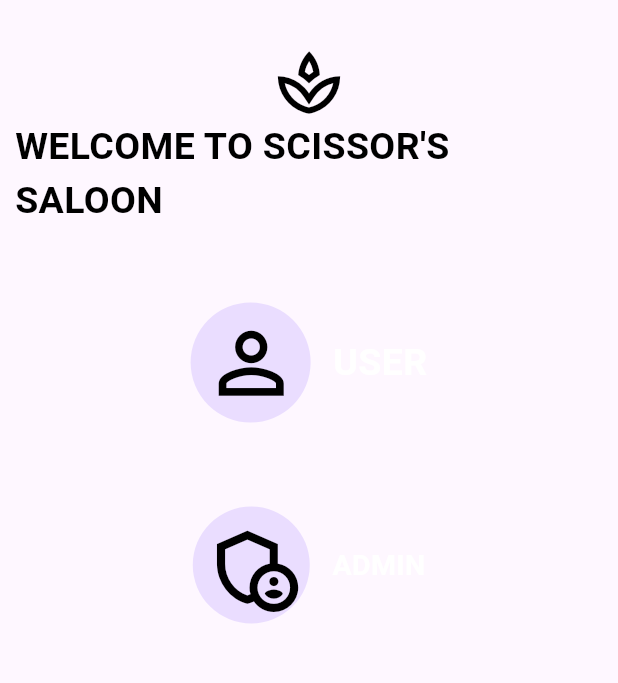
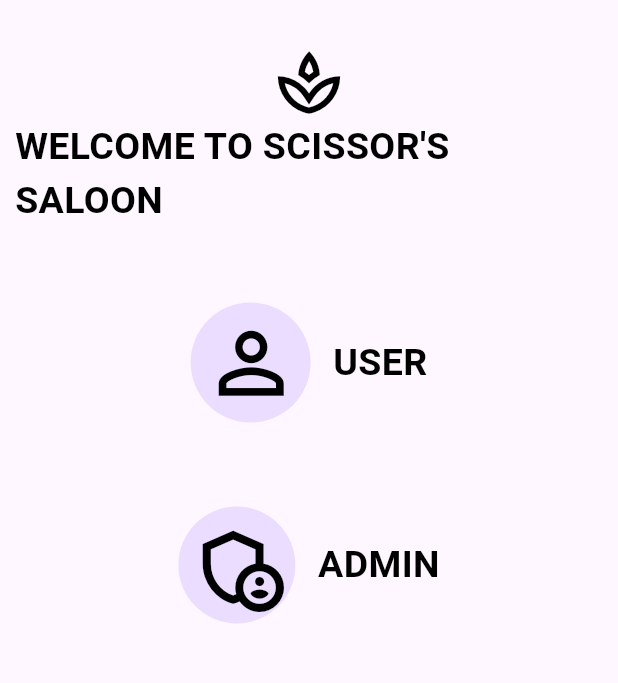
Before and after one commit to manojprabhakar24/project_final, a Flutter app: the screen it shows after launch, on a phone screen of 412 x 824 dp, the part 209-892 px from its top. Run offline on Flutter 3.47's test engine with Material 3 defaults, Android fonts, the phone set to English and light mode, and no system bars; our stand-ins replace cloud_firestore, firebase_auth, firebase_core, google_fonts, image_picker, rxdart; accounts and stored records are empty.

Commit message:
pending in history,setting

```diff
--- a/lib/AdminPanel/screens/settings.dart
+++ b/lib/AdminPanel/screens/settings.dart
@@ -1,8 +1,5 @@
 
-import 'package:flutter/cupertino.dart';
 import 'package:flutter/material.dart';
-
-
 import 'adminscreen.dart';
 
 class Setting extends StatefulWidget {
@@ -21,7 +18,7 @@ class _SettingState extends State<Setting> {
   ButtonStyle getStylistButtonStyle(int stylistId) {
     return selectedStylist == stylistId
         ? ElevatedButton.styleFrom(
-      primary: Colors.blueAccent, // Change to red when selected
+      primary: Colors.blueAccent,
     )
         : selectedButtonStyle;
   }
--- a/lib/Screens/BookingPage/stylist.dart
+++ b/lib/Screens/BookingPage/stylist.dart
@@ -45,7 +45,7 @@ class MyApp1 extends StatelessWidget {
                             Padding(padding: EdgeInsets.only(left: 30)),
                             ClipRRect(
                               child: Image.asset(
-                                "assets/scissors1removebg.png",
+                                'assets/Scissors-image-remove.png',
                                 height: 80,
                                 width: 80,
                               ),
--- a/lib/Screens/LandingScreen/user.dart
+++ b/lib/Screens/LandingScreen/user.dart
@@ -73,7 +73,7 @@ class WelcomeScreen extends StatelessWidget {
                       SizedBox(width: 15,),
                       Text(
                         "USER",
-                        style: TextStyle(color: Colors.white, fontSize: 25, fontWeight: FontWeight.bold),
+                        style: TextStyle(color: Colors.black, fontSize: 25, fontWeight: FontWeight.bold),
                       ),
 
                     ],
@@ -103,7 +103,7 @@ class WelcomeScreen extends StatelessWidget {
                       SizedBox(width: 15,),
                       Text(
                         "ADMIN",
-                        style: TextStyle(color: Colors.white, fontSize: 19, fontWeight: FontWeight.bold),
+                        style: TextStyle(color: Colors.black, fontSize: 25, fontWeight: FontWeight.bold),
                       ),
 
 
--- a/lib/SplashScreen/splash.dart
+++ b/lib/SplashScreen/splash.dart
@@ -57,7 +57,7 @@ class _CustomSplashScreenState extends State<CustomSplashScreen>
   @override
   Widget build(BuildContext context) {
     String assetsPath = "assets/Scissors-image-remove.png";
-    Color assetsColor = Colors.white;
+    Color assetsColor = Colors.greenAccent;
 
 
     return MaterialApp(
@@ -66,13 +66,19 @@ class _CustomSplashScreenState extends State<CustomSplashScreen>
 
         body: Stack(
           children: [
-            Image.asset(
-              "assets/first.jpg", // Replace with your image asset path
-              fit: BoxFit.cover,
-              width: double.infinity,
-              height: double.infinity,
-            ),
-            Center(
+        Container(
+        decoration: BoxDecoration(
+        image: DecorationImage(
+            image: AssetImage('assets/background.jpg'),
+        fit: BoxFit.cover,
+      ),
+    ),
+    ),
+    Container(
+    decoration: BoxDecoration(
+    color: Color.fromRGBO(255, 255, 255, 0.8),
+    ),
+            child: Center(
               child: ScaleTransition(
                 scale: _scaleAnimation,
                 child: FadeTransition(
@@ -107,7 +113,7 @@ class _CustomSplashScreenState extends State<CustomSplashScreen>
                 ),
               ),
             ),
-          ],
+    )],
         ),
       ),
     );
--- a/lib/models/stylist_data.dart
+++ b/lib/models/stylist_data.dart
@@ -6,7 +6,7 @@ const stylistData = [
     'Description': 'Friends come and go, but a good hairstylist is forever.',
     'rating': '4.8',
     'rateAmount': '56',
-    'imgPth': 'assets/haircolor.jpeg',
+    'imgPth': 'assets/john dee.jpg',
     'bgColor': Color(0xffFFF0EB),
   },
   {
@@ -14,7 +14,7 @@ const stylistData = [
     'Description': "Improve your selfies, don't cut your hair yourself!",
     'rating': '4.7',
     'rateAmount': '80',
-    'imgPth': 'assets/haircolor.jpeg',
+    'imgPth': 'assets/bhatt.jpg',
     'bgColor': Color(0xffEBF6FF),
   },
   {
@@ -22,7 +22,7 @@ const stylistData = [
     'Description': 'Invest in your hair, it is the crown you never take off.',
     'rating': '4.7',
     'rateAmount': '70',
-    'imgPth': 'assets/shaving.jpeg',
+    'imgPth': 'assets/vinod.jpg',
     'bgColor': Color(0xffFFF3EB),
   }
 ];
```
Also changed, not shown: lib/Screens/BookingPage/stylist1.dart (+5 -3 lines), lib/Screens/BookingPage/stylist2.dart (+5 -3 lines), lib/Screens/BookingPage/stylist3.dart (+5 -3 lines), lib/Screens/ConfirmationPage/confirm.dart (+12 -1 lines), lib/AdminPanel/screens/dashboard.dart (indentation only), lib/AdminPanel/screens/history.dart (line endings or trailing spaces), 3 other files.
